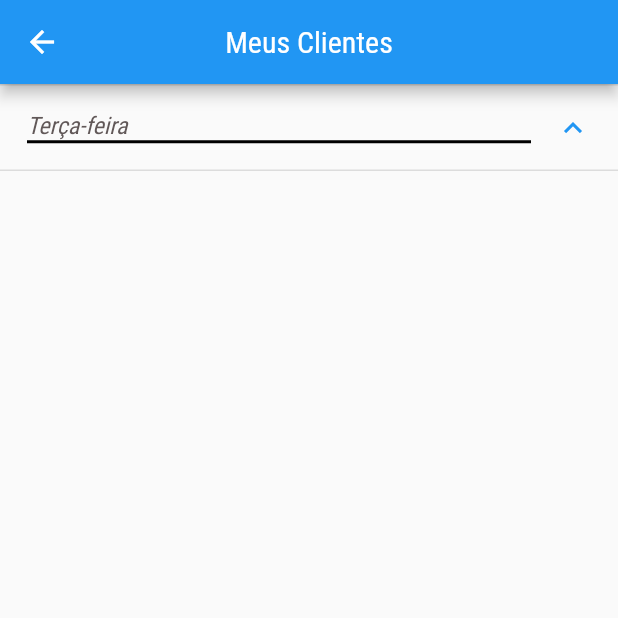
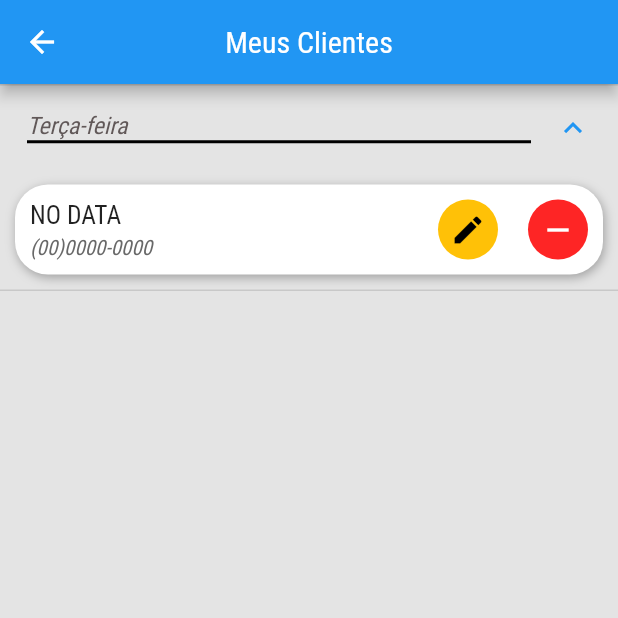
Before and after one commit to JonatasMSS/ControleEstoqueApp, a Flutter app: the ClientesPage screen opened by its route, after a tap on "Terça-feira", on a phone screen of 412 x 824 dp, the top half of it. Run offline on Flutter 3.47's test engine with Material 2 defaults, Android fonts, the phone set to English and light mode, and no system bars; our stand-ins replace flutter_svg, get.

Commit message:
ClientComponent finalizado

```diff
--- a/lib/components/ClientComponent/ClientComponent.dart
+++ b/lib/components/ClientComponent/ClientComponent.dart
@@ -1,11 +1,84 @@
+// ignore_for_file: public_member_api_docs, sort_constructors_first
+import 'package:flutter/cupertino.dart';
+import 'package:flutter/material.dart';
 import 'package:flutter/src/widgets/container.dart';
 import 'package:flutter/src/widgets/framework.dart';
 
 class ClientComponent extends StatelessWidget {
-  const ClientComponent({super.key});
+  final String? clientName;
+  final String? clientNumber;
+
+  const ClientComponent({
+    Key? key,
+    this.clientName,
+    this.clientNumber,
+  }) : super(key: key);
 
   @override
   Widget build(BuildContext context) {
-    return Container();
+    return Container(
+      margin: const EdgeInsets.all(10),
+      padding: const EdgeInsets.all(10),
+      decoration: BoxDecoration(
+          color: Colors.white,
+          borderRadius: BorderRadius.circular(22),
+          boxShadow: const [
+            BoxShadow(
+              color: Colors.grey,
+              offset: Offset(1, 2),
+              blurRadius: 5,
+            )
+          ]),
+      child: Row(
+        mainAxisAlignment: MainAxisAlignment.spaceBetween,
+        children: [
+          Column(
+            crossAxisAlignment: CrossAxisAlignment.start,
+            children: [
+              Text(
+                clientName ?? 'NO DATA',
+                style: const TextStyle(
+                  fontSize: 17,
+                ),
+              ),
+              const SizedBox(
+                height: 4,
+              ),
+              Text(
+                clientNumber ?? '(00)0000-0000',
+                style: const TextStyle(
+                  fontSize: 14,
+                  color: Color(0xFF686868),
+                  fontStyle: FontStyle.italic,
+                ),
+              ),
+            ],
+          ),
+          Row(
+            children: [
+              CircleAvatar(
+                backgroundColor: Colors.amber,
+                child: IconButton(
+                  icon: const Icon(Icons.edit),
+                  onPressed: () => {},
+                  color: Colors.black,
+                ),
+              ),
+              const SizedBox(
+                width: 20,
+              ),
+              CircleAvatar(
+                backgroundColor: const Color.fromARGB(255, 254, 37, 37),
+                child: IconButton(
+                  icon: const Icon(Icons.remove),
+                  onPressed: () => {},
+                  color: Colors.white,
+                ),
+              )
+            ],
+          ),
+        ],
+      ),
+    );
   }
 }
--- a/lib/components/DataByDay/DataByDay.dart
+++ b/lib/components/DataByDay/DataByDay.dart
@@ -23,7 +23,7 @@ class DataByDay extends StatelessWidget {
         ),
         child: Text(
           title ?? 'NO DATA',
-          style: TextStyle(
+          style: const TextStyle(
             color: Color.fromARGB(255, 97, 88, 88),
             fontStyle: FontStyle.italic,
           ),
--- a/lib/pages/ClientesPage/ClientesPage.dart
+++ b/lib/pages/ClientesPage/ClientesPage.dart
@@ -1,6 +1,7 @@
 import 'package:flutter/material.dart';
 import 'package:flutter/src/widgets/container.dart';
 import 'package:flutter/src/widgets/framework.dart';
+import 'package:genilson_app/components/ClientComponent/ClientComponent.dart';
 import 'package:genilson_app/components/DataByDay/DataByDay.dart';
 import 'package:genilson_app/components/NavBar/NavBarComponent.dart';
 
@@ -10,12 +11,16 @@ class ClientesPage extends StatelessWidget {
   @override
   Widget build(BuildContext context) {
     return Scaffold(
+        backgroundColor: const Color(0xFFE4E4E4),
         appBar: NavBarComponent(NavBarTitle: 'Meus Clientes'),
         body: SingleChildScrollView(
           child: Column(
             children: const [
               DataByDay(
                 title: 'Terça-feira',
+                dataChildrens: [
+                  ClientComponent(),
+                ],
               )
             ],
           ),
```
